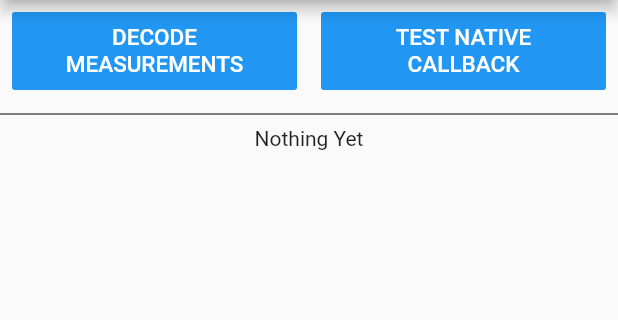
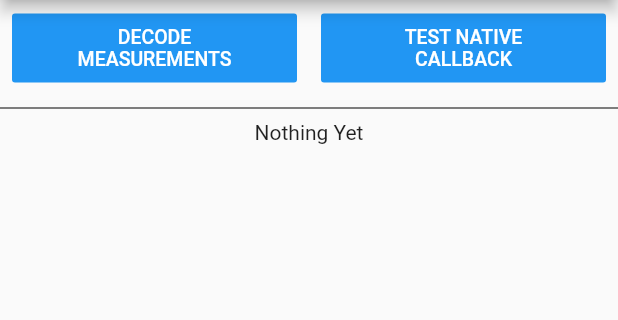
Before and after one commit to NejcPivec/c_integracija_dart, a Flutter app: the screen it shows after launch, on a phone screen of 412 x 824 dp, the part 84-404 px from its top. Run offline on Flutter 3.47's test engine with Material 2 defaults, Android fonts, the phone set to English and light mode, and no system bars; missing offline and left inert: dart:ffi, tree_view.

Commit message:
Popravljena velikost fonta v gumbih

```diff
--- a/lib/main.dart
+++ b/lib/main.dart
@@ -150,7 +150,7 @@ class MainButton extends StatelessWidget {
             child: Text(
               title,
               style: TextStyle(
-                fontSize: 15.0,
+                fontSize: 13.0,
               ),
               textAlign: TextAlign.center,
             ),
```
